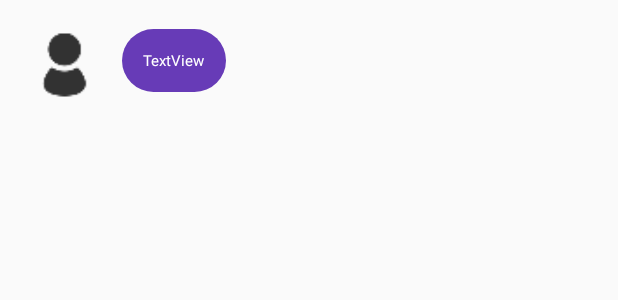
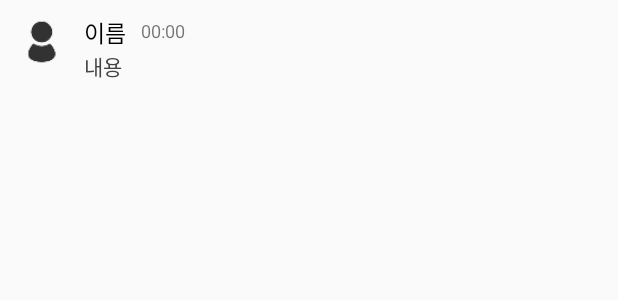
Before and after one commit to Kimsihwan/Datok, an Android app: the layout message_single_layout.xml on its own in the app's theme, with its tools: preview values and no code run, on a phone screen of 412 x 824 dp. Shown: the top 300 px of the screen. Run offline under Robolectric (Android 15) with nearby library versions, the phone set to English and light mode, and no system bars.

```diff
--- a/app/src/main/res/layout/message_single_layout.xml
+++ b/app/src/main/res/layout/message_single_layout.xml
@@ -1,28 +1,48 @@
 <?xml version="1.0" encoding="utf-8"?>
 <RelativeLayout xmlns:android="http://schemas.android.com/apk/res/android"
     android:layout_width="match_parent" android:layout_height="wrap_content"
-    android:padding="15dp"
-    android:id="@+id/message_single_layout">
+    android:padding="10dp"
+    android:id="@+id/message_single_layout"
+    android:weightSum="10">
 
     <de.hdodenhof.circleimageview.CircleImageView
-        android:layout_width="56dp"
-        android:layout_height="56dp"
+        android:layout_width="36dp"
+        android:layout_height="36dp"
         android:src="@drawable/ic_action_name"
-        android:id="@+id/message_profile_layout"/>
+        android:id="@+id/message_profile_layout"
+        android:layout_weight="0"/>
+
 
     <TextView
         android:id="@+id/message_text_layout"
+        android:layout_marginLeft="10dp"
+        android:padding="0dp"
         android:layout_width="wrap_content"
         android:layout_height="wrap_content"
-        android:text="TextView"
-        android:textColor="@color/white"
-        android:layout_alignBottom="@+id/message_profile_layout"
+        android:layout_below="@+id/name_text_layout"
         android:layout_toEndOf="@+id/message_profile_layout"
+        android:textColor="#444444"
+        android:text="내용"
+        android:textSize="14sp" />
+    <TextView
+        android:id="@+id/name_text_layout"
+        android:layout_marginLeft="10dp"
+        android:layout_width="wrap_content"
+        android:layout_height="wrap_content"
+        android:layout_alignParentTop="true"
+        android:layout_toEndOf="@+id/message_profile_layout"
+        android:text="이름"
+        android:textColor="@android:color/black"
+        android:textSize="15sp" />
+    <TextView
+        android:layout_width="wrap_content"
+        android:layout_height="wrap_content"
+        android:text="00:00"
+        android:id="@+id/time_text_layout"
+        android:layout_marginLeft="10dp"
+        android:layout_toEndOf="@id/name_text_layout"
+        android:layout_marginTop="2dp"
+        android:textSize="12sp"/>
 
-        android:layout_marginStart="10dp"
-        android:padding="14dp"
-        android:textSize="10dp"
-        android:background="@drawable/message_text_background"
-        android:layout_marginBottom="10dp"/>
 
 </RelativeLayout>
```
Also changed, not shown: app/src/main/java/com/example/test/datok/ChatActivity.java (+93 -2 lines), app/src/main/java/com/example/test/datok/MessageAdapter.java (+4 -4 lines), app/src/main/res/layout/activity_chat.xml (+12 -4 lines).
